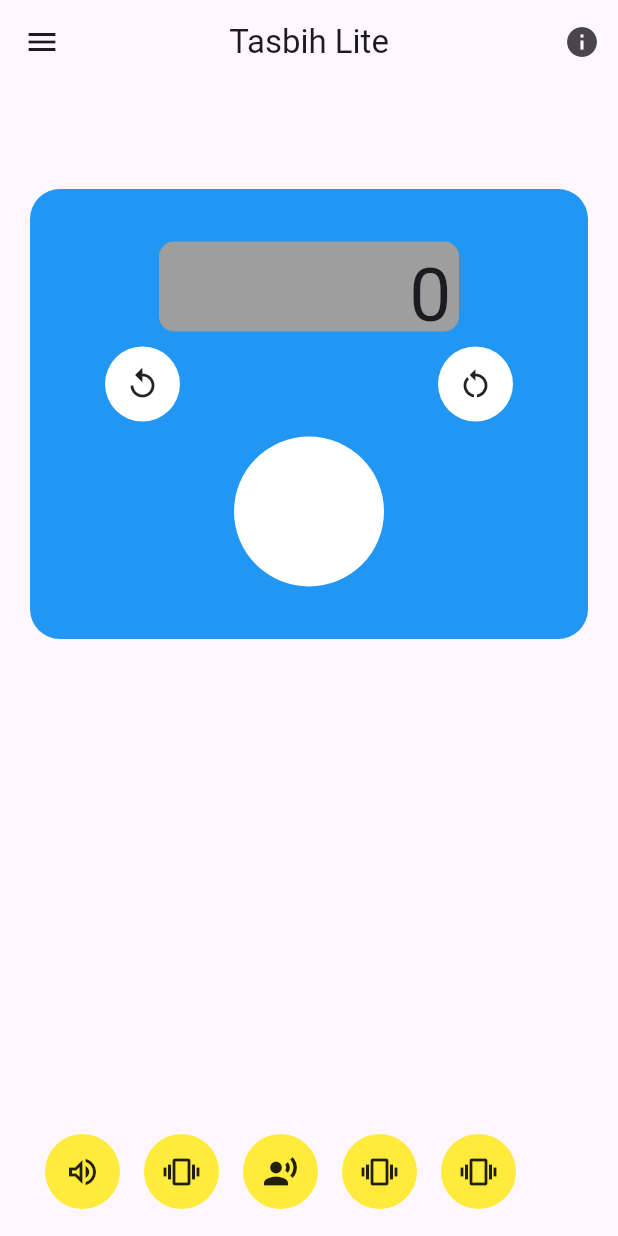
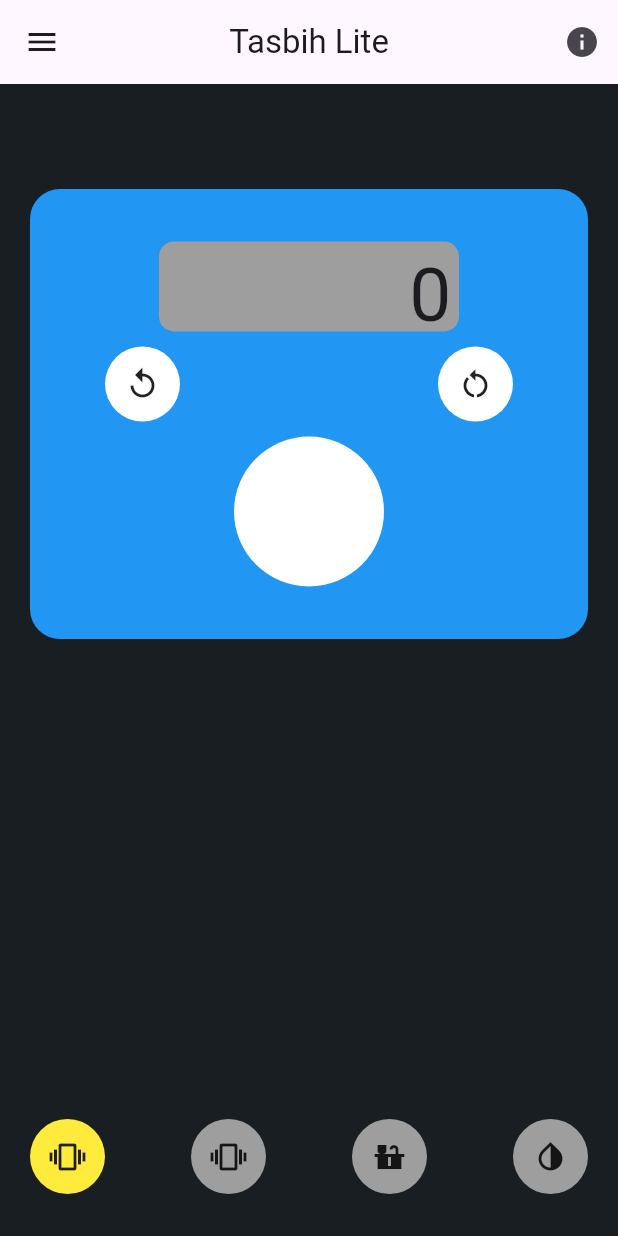
Before and after one commit to bilalahmad8739/tasbihApp, a Flutter app: the screen it shows after launch, after a tap on the "replay" icon, on a phone screen of 412 x 824 dp. Run offline on Flutter 3.47's test engine with Material 3 defaults, Android fonts, the phone set to English and light mode, and no system bars; our stand-ins replace get, shared_preferences, vibration.

```diff
--- /dev/null
+++ b/lib/core/getx/homescreenget.dart
@@ -0,0 +1,27 @@
+import 'package:get/get.dart';
+import 'package:shared_preferences/shared_preferences.dart';
+
+class HomeScreenController extends GetxController {
+  var count = 0.obs;
+  void loadprefrences() async {
+    final prefs = await SharedPreferences.getInstance();
+
+      count.value  = (prefs.getInt('value') ?? 0);
+  }
+
+  void incrementCounter() async {
+    count++;
+    final prefs = await SharedPreferences.getInstance();
+    prefs.setInt("value", count.toInt());
+  }
+
+  void resetCounter() {
+    count.value = 0;
+  }
+
+  void removeOneCount() {
+    if (count.value > 0) {
+      count--;
+    }
+  }
+}
--- a/lib/main.dart
+++ b/lib/main.dart
@@ -1,5 +1,6 @@
 import 'package:flutter/material.dart';
-import 'package:tasbihapp/UI/homescreen.dart';
+import 'package:get/get.dart';
+import 'package:tasbihapp/presentation/UI/homescreen/homescreen.dart';
 
 void main() {
   runApp(const MyApp());
@@ -11,7 +12,7 @@ class MyApp extends StatelessWidget {
   // This widget is the root of your application.
   @override
   Widget build(BuildContext context) {
-    return MaterialApp(
+    return GetMaterialApp(
       debugShowCheckedModeBanner: false,
 
 
--- a/lib/UI/homescreen.dart
+++ b/lib/presentation/UI/homescreen/homescreen.dart
@@ -1,9 +1,13 @@
+import 'dart:math';
+
 import 'package:flutter/material.dart';
+import 'package:get/get.dart';
+import 'package:shared_preferences/shared_preferences.dart';
+import 'package:tasbihapp/core/getx/homescreenget.dart';
+import 'package:tasbihapp/presentation/UI/homescreen/reusablewidget/tabbarContainer.dart';
 import 'package:vibration/vibration.dart';
 
 // import 'package:vibration/vibration.dart';
-
-
 
 class CounterScreen extends StatefulWidget {
   @override
@@ -11,38 +15,47 @@ class CounterScreen extends StatefulWidget {
 }
 
 class _CounterScreenState extends State<CounterScreen> {
-  int count = 0;
-  bool istap= false;
-
-  void incrementCounter() {
+  // bool istap = false;
+  List<bool> isTabTapped = [false, false, false, false];
+  final List<Color> _colorOptions = [
+    Colors.red,
+    Colors.blue,
+    Colors.green,
+    Colors.yellow,
+    Colors.orange,
+    Colors.purple,
+  ];
+  Color _containerColor = const Color.fromARGB(255, 25, 30, 34);
+  int _currentColorIndex = 0;
+  void colorChangeBackground() {
     setState(() {
-      count++;
+      // Increment the current color index
+      _currentColorIndex = (_currentColorIndex + 1) % _colorOptions.length;
+      // Set the container color to the next color in the list
+      _containerColor = _colorOptions[_currentColorIndex];
     });
   }
 
-  void resetCounter() {
-    setState(() {
-      count = 0;
-    });
+  void colorChange(int index) {
+    isTabTapped[index] = !isTabTapped[index];
+    print("color is ${isTabTapped[index]}");
   }
 
-  void removeOneCount() {
-    setState(() {
-      if (count > 0) {
-        count--;
-      }
-    });
-  }
   @override
   void initState() {
     // TODO: implement initState
-    count;
+    // count;
+    _currentColorIndex;
+    _controller.loadprefrences();
     super.initState();
   }
+
+  final HomeScreenController _controller = Get.put(HomeScreenController());
 
   @override
   Widget build(BuildContext context) {
     return Scaffold(
+      backgroundColor: _containerColor,
       appBar: AppBar(
         title: const Text('Tasbih Lite'),
         centerTitle: true,
@@ -105,6 +118,7 @@ class _CounterScreenState extends State<CounterScreen> {
               height: 300,
               width: double.infinity,
               decoration: BoxDecoration(
+                // color: _containerColor,
 
                 color: Colors.blue,
                 borderRadius: BorderRadius.circular(20),
@@ -122,9 +136,13 @@ class _CounterScreenState extends State<CounterScreen> {
                     ),
                     child: Padding(
                       padding: const EdgeInsets.symmetric(horizontal: 5),
-                      child: Text(
-                        '$count',
+                      child: Obx(
+                        () {
+                          return Text(
+                            '${_controller.count}',
                             style: const TextStyle(fontSize: 50.0),
+                          );
+                        },
                       ),
                     ),
                   ),
@@ -136,7 +154,7 @@ class _CounterScreenState extends State<CounterScreen> {
                       children: [
                         InkWell(
                           onTap: () {
-                            removeOneCount();
+                            _controller.removeOneCount();
                           },
                           child: Container(
                             height: 50,
@@ -151,7 +169,7 @@ class _CounterScreenState extends State<CounterScreen> {
                         const SizedBox(width: 16.0),
                         InkWell(
                           onTap: () {
-                            resetCounter();
+                            _controller.resetCounter();
                           },
                           child: Container(
                             height: 50,
@@ -167,8 +185,8 @@ class _CounterScreenState extends State<CounterScreen> {
                     ),
                   ),
                   InkWell(
-                    onTap: () {
-                      incrementCounter();
+                    onTap: () async {
+                      _controller.incrementCounter();
                     },
                     child: Container(
                       height: 100,
@@ -184,102 +202,68 @@ class _CounterScreenState extends State<CounterScreen> {
             ),
           ),
           const SizedBox(height: 250),
-          Row(
-            children: [
           Padding(
-                padding: const EdgeInsets.symmetric(horizontal: 30, vertical: 10),
+            padding: const EdgeInsets.symmetric(horizontal: 20),
             child: Row(
               mainAxisAlignment: MainAxisAlignment.spaceBetween,
               children: [
                 InkWell(
                   onTap: () {
+                    setState(() {
                       _vibrate();
-                         setState(() {
-                           istap=true;
+                      colorChange(0);
                     });
                   },
-                      child: Container(
-                        height: 50,
-                        width: 50,
-                        decoration:  BoxDecoration(
-                          shape: BoxShape.circle,
-                          color: istap? Colors.yellow: Colors.grey,
-                        ),
-                        child: const Icon(Icons.volume_up_outlined),
+                  child: tabbarContainer(
+                    istap: isTabTapped[0],
+                    icon: Icons.vibration_outlined,
                   ),
                 ),
-                    const SizedBox(width: 16.0),
                 InkWell(
-                      onTap: () {},
-                      child: Container(
-                        height: 50,
-                        width: 50,
-                        decoration: const BoxDecoration(
-                          shape: BoxShape.circle,
-                          color: Colors.yellow,
-                        ),
-                        child: const Icon(Icons.vibration),
-                      ),
-                    ),
-                    const SizedBox(width: 16,),
+                    onTap: () {
+                      setState(() {
+                        colorChange(1);
+                      });
+                    },
+                    child: tabbarContainer(
+                      istap: isTabTapped[1],
+                      icon: Icons.vibration,
+                    )),
                 InkWell(
-                      onTap: () {},
-                      child: Container(
-                        height: 50,
-                        width: 50,
-                        decoration: const BoxDecoration(
-                          shape: BoxShape.circle,
-                          color: Colors.yellow,
-                        ),
-                        child: const Icon(Icons.record_voice_over),
-                      ),
-                    ),
-                    const SizedBox(width: 16.0),
+                    onTap: () {
+                      setState(() {
+                        colorChange(2);
+                      });
+                    },
+                    child: tabbarContainer(
+                      istap: isTabTapped[2],
+                      icon: Icons.countertops,
+                    )),
                 InkWell(
-                      onTap: () {},
-                      child: Container(
-                        height: 50,
-                        width: 50,
-                        decoration: const BoxDecoration(
-                          shape: BoxShape.circle,
-                          color: Colors.yellow,
-                        ),
-                        child: const Icon(Icons.vibration),
-                      ),
-                    ),
-                    const SizedBox(width: 16.0),
-                    InkWell(
-                      onTap: () {},
-                      child: Container(
-                        height: 50,
-                        width: 50,
-                        decoration: const BoxDecoration(
-                          shape: BoxShape.circle,
-                          color: Colors.yellow,
-                        ),
-                        child: const Icon(Icons.vibration),
+                    onTap: () {
+                      colorChangeBackground();
+                      setState(() {
+                        colorChange(3);
+                      });
+                    },
+                    child: tabbarContainer(
+                      istap: isTabTapped[3],
+                      icon: Icons.invert_colors,
+                    )),
+              ],
             ),
           ),
         ],
       ),
-              )
-            ],
-          ),
-        ],
-      ),
     );
+  }
 
-  }
   //vibrate fun
   void _vibrate() async {
     if (await Vibration.hasVibrator() ?? false) {
       // Check if the device has a vibrator
       Vibration.vibrate();
-      Future.delayed(const Duration(milliseconds: 500), () {
-        setState(() {
-          istap = false;
-        });
-      });
+      Future.delayed(const Duration(milliseconds: 500), () {});
     } else {
       // Handle the case where vibration is not supported
       print('Vibration is not supported on this device.');
--- /dev/null
+++ b/lib/presentation/UI/homescreen/reusablewidget/tabbarContainer.dart
@@ -0,0 +1,26 @@
+import 'package:flutter/material.dart';
+
+class tabbarContainer extends StatefulWidget {
+  IconData icon;
+  final bool istap;
+
+  tabbarContainer({super.key, required this.istap, required this.icon});
+
+  @override
+  State<tabbarContainer> createState() => _tabbarContainerState();
+}
+
+class _tabbarContainerState extends State<tabbarContainer> {
+  @override
+  Widget build(BuildContext context) {
+    return Container(
+      height: 50,
+      width: 50,
+      decoration: BoxDecoration(
+        shape: BoxShape.circle,
+        color: widget.istap ? Colors.yellow : Colors.grey,
+      ),
+      child: Icon(widget.icon),
+    );
+  }
+}
--- a/pubspec.yaml
+++ b/pubspec.yaml
@@ -36,6 +36,8 @@ dependencies:
   # Use with the CupertinoIcons class for iOS style icons.
   cupertino_icons: ^1.0.2
   vibration: ^1.8.4
+  shared_preferences: ^2.2.3
+  get: ^4.6.6
   # audioplayers: ^5.2.1
 
 dev_dependencies:
```
Also changed, not shown: lib/presentation/UI/mockgooglemap.dart (added, +61 -0 lines), pubspec.lock, 2 other files. Lines whose indentation alone changed are shown as unchanged.
